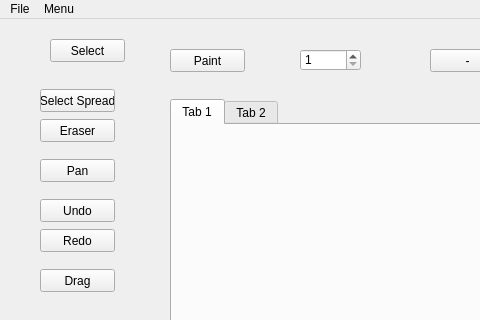
Qt form paintProgram/mainwindow.ui (ElliotHarding/paintProgram) before a commit; both pictures show x 0 to 480 and y 0 to 320 of the 800 by 600 pixel window.
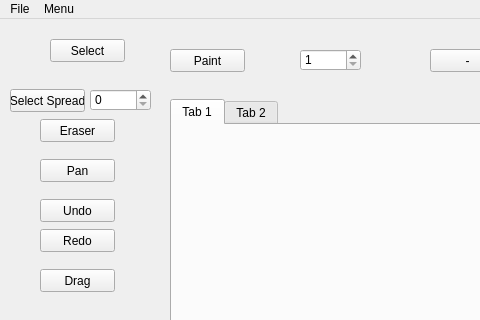
The same form after that commit.

Commit message: wip - starting on improving spread algorithm

```diff
--- a/paintProgram/mainwindow.ui
+++ b/paintProgram/mainwindow.ui
@@ -89,7 +89,7 @@
    <widget class="QPushButton" name="btn_selectSpreadTool">
     <property name="geometry">
      <rect>
-      <x>40</x>
+      <x>10</x>
       <y>70</y>
       <width>75</width>
       <height>23</height>
@@ -180,6 +180,19 @@
      <string>Drag</string>
     </property>
    </widget>
+   <widget class="QSpinBox" name="spin_spreadSensitivity">
+    <property name="geometry">
+     <rect>
+      <x>90</x>
+      <y>70</y>
+      <width>61</width>
+      <height>22</height>
+     </rect>
+    </property>
+    <property name="maximum">
+     <number>255</number>
+    </property>
+   </widget>
   </widget>
   <widget class="QMenuBar" name="menubar">
    <property name="geometry">
```
The commit also changes 3 other files.
